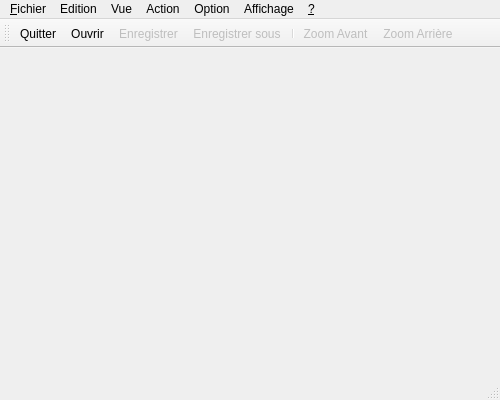
Qt form Yags/mainwindow.ui (pech/yags) before a commit.
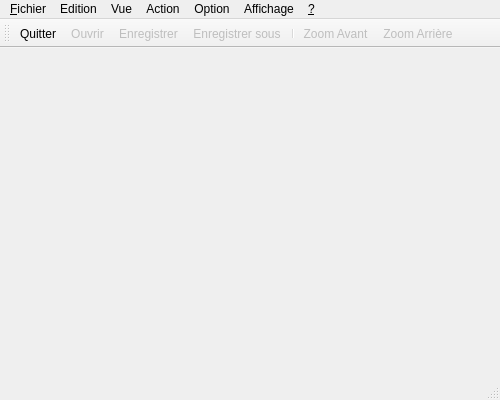
The same form after that commit. Icons and pictures are not drawn.

Diff of the .ui file:
```diff
--- a/Yags/mainwindow.ui
+++ b/Yags/mainwindow.ui
@@ -127,6 +127,9 @@
    </property>
   </action>
   <action name="actionOuvrir">
+   <property name="enabled">
+    <bool>false</bool>
+   </property>
    <property name="icon">
     <iconset resource="ressource.qrc">
      <normaloff>:/open.png</normaloff>:/open.png</iconset>
```
